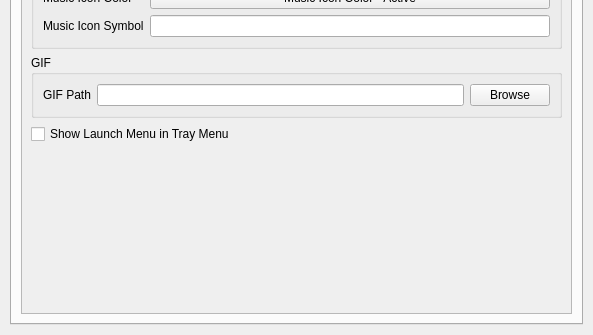
Before: the Qt Designer form src/ui/setting.ui in igugyj/Pelr, drawn with Qt 5; both pictures show x 0 to 593 and y 217 to 552 of the 593 by 552 pixel window.
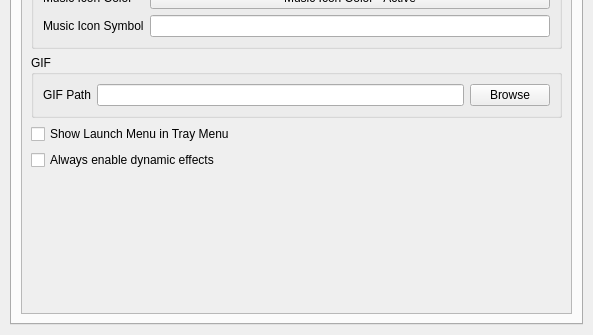
After: the same form once the commit is applied. The open tabs and pages were chosen to show the change. Custom widgets are drawn as their Qt base class.

Commit message: feat(tray): Always enable dynamic effects

```diff
--- a/src/ui/setting.ui
+++ b/src/ui/setting.ui
@@ -461,6 +461,13 @@
              </property>
             </widget>
            </item>
+           <item>
+            <widget class="QCheckBox" name="checkBox_15">
+             <property name="text">
+              <string>Always enable dynamic effects</string>
+             </property>
+            </widget>
+           </item>
            <item>
             <spacer name="verticalSpacer_6">
              <property name="orientation">
```
The commit also changes 8 other files.
